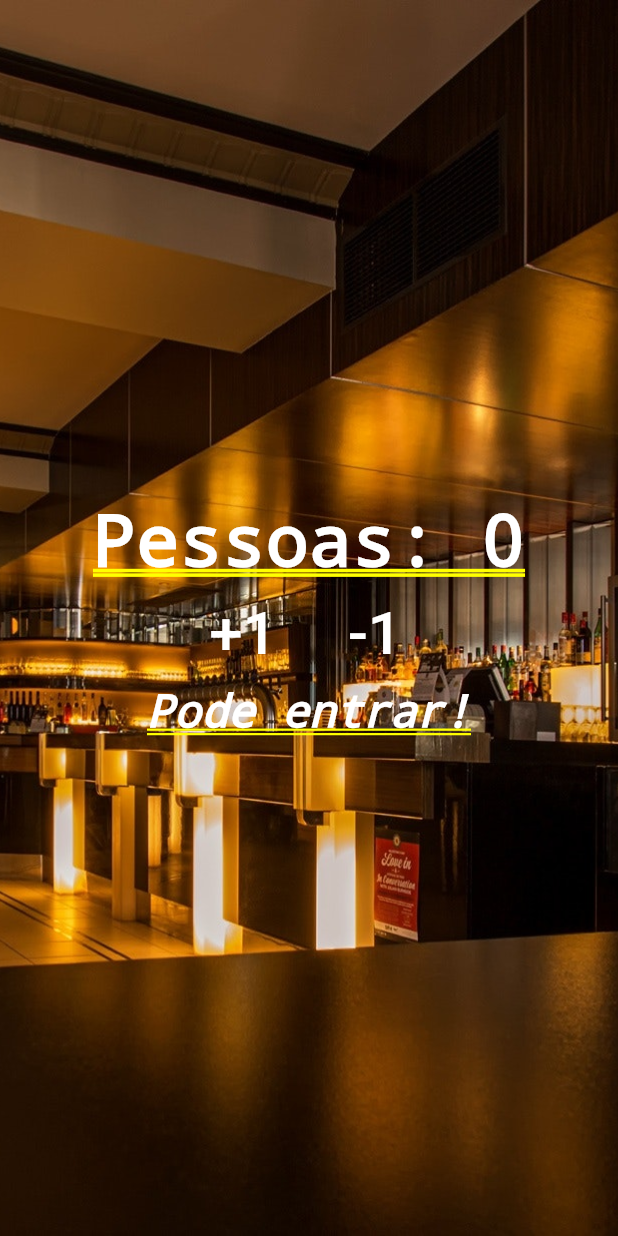
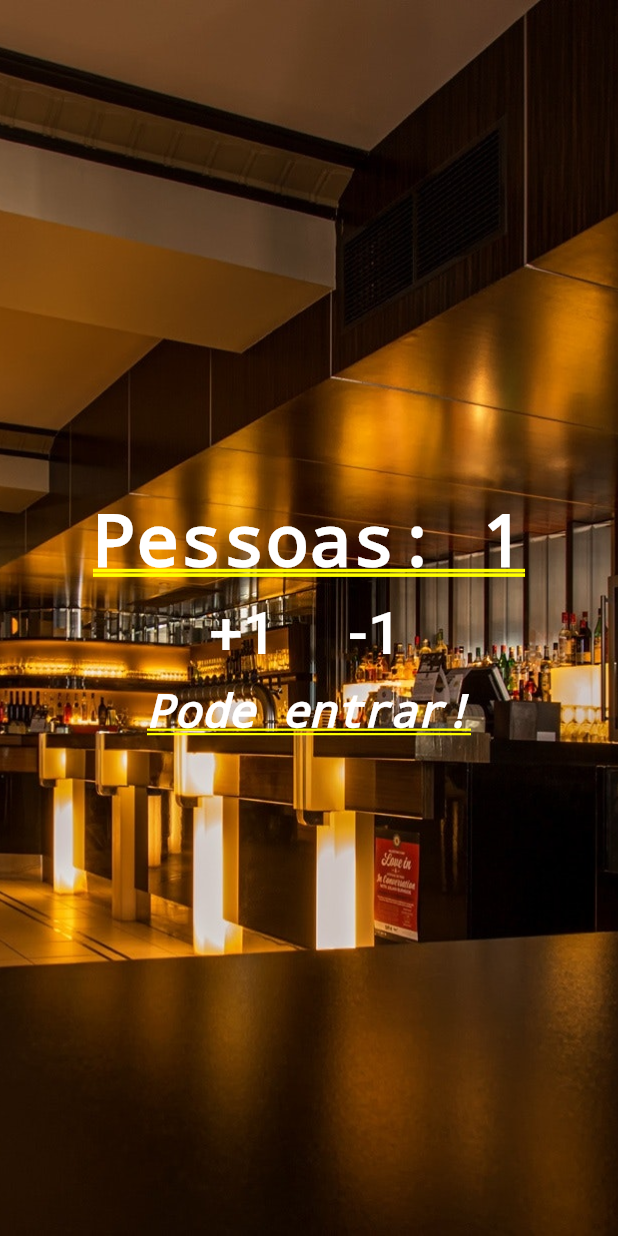
Before and after one commit to CaetanoMatheus/people-counter, a Flutter app: the screen it shows after launch, after a tap on "+1", on a phone screen of 412 x 824 dp. Run offline on Flutter 3.47's test engine with Material 2 defaults, Android fonts, the phone set to English and light mode, and no system bars; statements that could not run were skipped.

Commit message:
Created function to increment or decrement quantity of people and showed message

```diff
--- a/lib/main.dart
+++ b/lib/main.dart
@@ -8,7 +8,32 @@ class PeopleCounter extends StatelessWidget {
     return MaterialApp(
       title: 'People Counter',
       debugShowCheckedModeBanner: false,
-      home: Stack(
+      home: Home(),
+    );
+  }
+}
+
+class Home extends StatefulWidget {
+  @override
+  _HomeState createState() => _HomeState();
+}
+
+class _HomeState extends State<Home> {
+  int _people = 0;
+  String _infoText = 'Pode entrar!';
+
+  void _changePeople(int delta) {
+    setState(() {
+      this._people += delta;
+      if (this._people < 0) return this._infoText = 'Mundo Invertido?';
+      if (this._people < 10) return this._infoText = 'Pode entrar!';
+      if (this._people >= 10) return this._infoText = 'Lotado!';
+    });
+  }
+
+  @override
+  Widget build(BuildContext context) {
+    return Stack(
       children: [
         Image.asset(
           'images/restaurant.jpg',
@@ -19,7 +44,7 @@ class PeopleCounter extends StatelessWidget {
           mainAxisAlignment: MainAxisAlignment.center,
           children: [
             Text(
-                'Pessoas: 0',
+              'Pessoas: ${this._people}',
               style:
                   TextStyle(color: Colors.white, fontWeight: FontWeight.bold),
             ),
@@ -33,20 +58,24 @@ class PeopleCounter extends StatelessWidget {
                       '+1',
                       style: TextStyle(fontSize: 40, color: Colors.white),
                     ),
-                      onPressed: () {},
+                    onPressed: () {
+                      this._changePeople(1);
+                    },
                   ),
                   FlatButton(
                     child: Text(
                       '-1',
                       style: TextStyle(fontSize: 40, color: Colors.white),
                     ),
-                      onPressed: () {},
+                    onPressed: () {
+                      this._changePeople(-1);
+                    },
                   ),
                 ],
               ),
             ),
             Text(
-                'Pode entrar!',
+              this._infoText,
               style: TextStyle(
                 color: Colors.white,
                 fontStyle: FontStyle.italic,
@@ -56,7 +85,6 @@ class PeopleCounter extends StatelessWidget {
           ],
         ),
       ],
-      ),
     );
   }
 }
```
Lines whose indentation alone changed are shown as unchanged.
